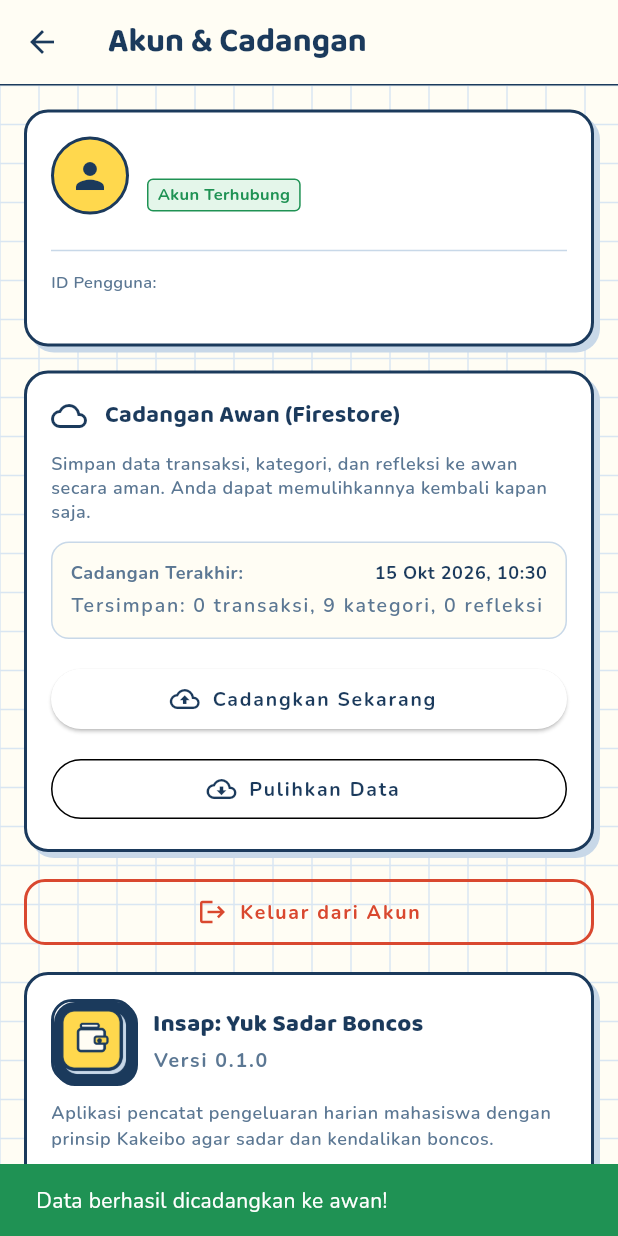
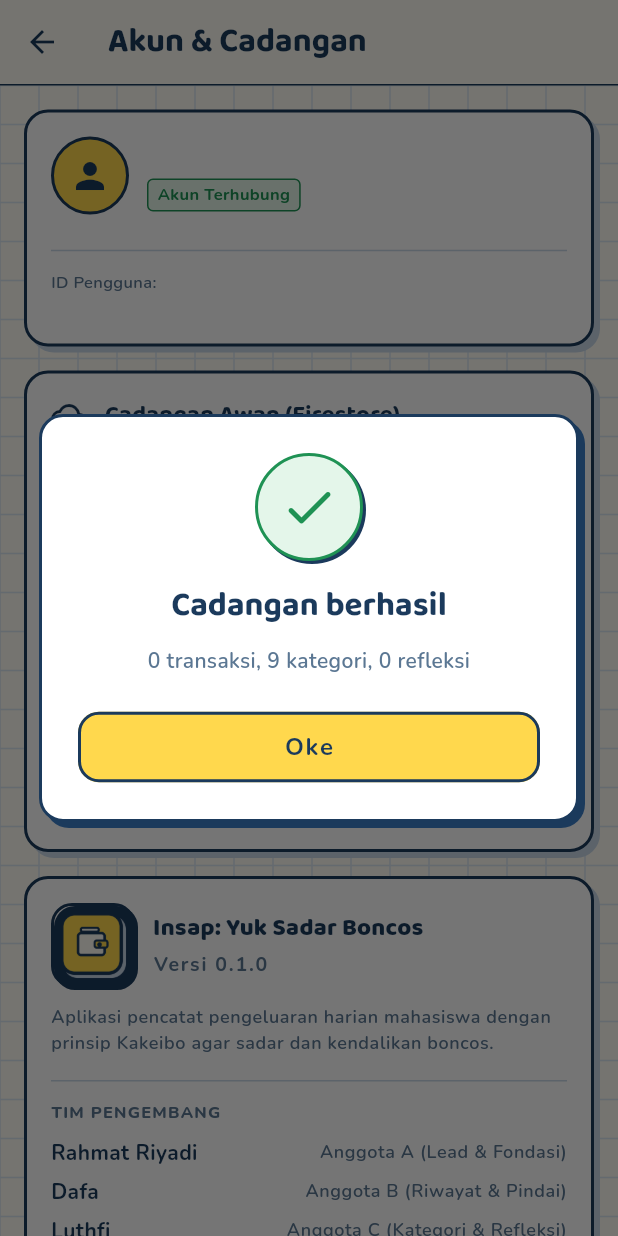
Before and after one commit to riyadiambis/Insap-App-Flutter, a Flutter app: the HalamanAkun screen opened directly with empty values, after a tap on "Cadangkan Sekarang", on a phone screen of 412 x 824 dp. Run offline on Flutter 3.47's test engine with Material 3 defaults, Android fonts, the phone set to English and light mode, and no system bars; our stand-ins replace cloud_firestore, equatable, firebase_auth, firebase_core, flutter_bloc, get_it and 3 more; accounts and stored records are empty.

Commit message:
feat(issue-21): popup sukses beranimasi dan tombol keluar di bawah

```diff
--- /dev/null
+++ b/lib/core/widgets/dialog_sukses.dart
@@ -0,0 +1,152 @@
+import 'package:flutter/material.dart';
+
+import '../theme.dart';
+
+/// Dialog popup yang menampilkan umpan balik sukses dengan animasi centang
+/// yang membesar dan memudar masuk (400-600 ms).
+class DialogSukses extends StatelessWidget {
+  final String judul;
+  final String ringkasan;
+
+  const DialogSukses({
+    super.key,
+    required this.judul,
+    required this.ringkasan,
+  });
+
+  @override
+  Widget build(BuildContext context) {
+    return Dialog(
+      key: const Key('dialog_sukses'),
+      backgroundColor: Colors.transparent,
+      elevation: 0,
+      insetPadding: const EdgeInsets.symmetric(horizontal: AppSpacing.besar),
+      child: Container(
+        constraints: const BoxConstraints(maxWidth: 360),
+        padding: const EdgeInsets.all(AppSpacing.lebihBesar),
+        decoration: BoxDecoration(
+          color: AppColors.kartu,
+          borderRadius: BorderRadius.circular(AppSizes.radiusKartu),
+          border: Border.all(
+            color: AppColors.ink,
+            width: AppSizes.border,
+          ),
+          boxShadow: const [
+            BoxShadow(
+              color: AppColors.ink,
+              offset: Offset(4, 4),
+              blurRadius: 0,
+            ),
+          ],
+        ),
+        child: Column(
+          mainAxisSize: MainAxisSize.min,
+          children: [
+            TweenAnimationBuilder<double>(
+              duration: const Duration(milliseconds: 500),
+              curve: Curves.easeOutBack,
+              tween: Tween<double>(begin: 0.0, end: 1.0),
+              builder: (context, value, child) {
+                return Transform.scale(
+                  scale: value,
+                  child: Opacity(
+                    opacity: value.clamp(0.0, 1.0),
+                    child: child,
+                  ),
+                );
+              },
+              child: Container(
+                width: 72,
+                height: 72,
+                decoration: BoxDecoration(
+                  color: AppColors.benarLatar,
+                  shape: BoxShape.circle,
+                  border: Border.all(
+                    color: AppColors.benar,
+                    width: AppSizes.border,
+                  ),
+                  boxShadow: const [
+                    BoxShadow(
+                      color: AppColors.ink,
+                      offset: Offset(2, 2),
+                      blurRadius: 0,
+                    ),
+                  ],
+                ),
+                child: const Icon(
+                  Icons.check_rounded,
+                  color: AppColors.benar,
+                  size: 40,
+                ),
+              ),
+            ),
+            const SizedBox(height: AppSpacing.besar),
+            Text(
+              judul,
+              textAlign: TextAlign.center,
+              style: Theme.of(context).textTheme.titleLarge?.copyWith(
+                    fontWeight: FontWeight.w700,
+                    color: AppColors.ink,
+                  ),
+            ),
+            const SizedBox(height: AppSpacing.sedang),
+            Text(
+              ringkasan,
+              textAlign: TextAlign.center,
+              style: Theme.of(context).textTheme.bodyMedium?.copyWith(
+                    color: AppColors.inkSoft,
+                    fontWeight: FontWeight.w600,
+                  ),
+            ),
+            const SizedBox(height: AppSpacing.lebihBesar),
+            SizedBox(
+              width: double.infinity,
+              child: ElevatedButton(
+                key: const Key('tombol_dialog_sukses_oke'),
+                onPressed: () => Navigator.of(context).pop(),
+                style: ElevatedButton.styleFrom(
+                  backgroundColor: AppColors.stabilo,
+                  foregroundColor: AppColors.ink,
+                  elevation: 0,
+                  padding: const EdgeInsets.symmetric(
+                    vertical: AppSpacing.sedang,
+                  ),
+                  side: const BorderSide(
+                    color: AppColors.ink,
+                    width: AppSizes.border,
+                  ),
+                  shape: RoundedRectangleBorder(
+                    borderRadius: BorderRadius.circular(AppSizes.radiusTombol),
+                  ),
+                ),
+                child: const Text(
+                  'Oke',
+                  style: TextStyle(
+                    fontWeight: FontWeight.w700,
+                    fontSize: 16,
+                  ),
+                ),
+              ),
+            ),
+          ],
+        ),
+      ),
+    );
+  }
+}
+
+/// Menampilkan [DialogSukses] dengan [judul] dan [ringkasan].
+Future<T?> tampilkanDialogSukses<T>(
+  BuildContext context,
+  String judul,
+  String ringkasan,
+) {
+  return showDialog<T>(
+    context: context,
+    barrierDismissible: true,
+    builder: (dialogContext) => DialogSukses(
+      judul: judul,
+      ringkasan: ringkasan,
+    ),
+  );
+}
--- a/lib/features/akun/presentation/cubit/cadangan_cubit.dart
+++ b/lib/features/akun/presentation/cubit/cadangan_cubit.dart
@@ -36,7 +36,8 @@ class CadanganCubit extends Cubit<CadanganState> {
     emit(const CadanganMemuat('Sedang mencadangkan data ke awan...'));
     try {
       await cadanganRepository.cadangkanData(uid);
-      emit(const CadanganSukses('Data berhasil dicadangkan ke awan!'));
+      final info = await cadanganRepository.ambilCadanganTerakhir(uid);
+      emit(CadanganSukses('Data berhasil dicadangkan ke awan!', info: info));
     } catch (e) {
       emit(CadanganGalat(e.toString().replaceAll('Exception: ', '')));
     }
--- a/lib/features/akun/presentation/cubit/cadangan_state.dart
+++ b/lib/features/akun/presentation/cubit/cadangan_state.dart
@@ -15,7 +15,8 @@ class CadanganMemuat extends CadanganState {
 
 class CadanganSukses extends CadanganState {
   final String pesan;
-  const CadanganSukses(this.pesan);
+  final CadanganInfo? info;
+  const CadanganSukses(this.pesan, {this.info});
 }
 
 class CadanganPulihSukses extends CadanganState {
--- a/lib/features/akun/presentation/pages/halaman_akun.dart
+++ b/lib/features/akun/presentation/pages/halaman_akun.dart
@@ -5,6 +5,7 @@ import '../../../../core/di/injection_container.dart';
 import '../../../../core/paper_background.dart';
 import '../../../../core/theme.dart';
 import '../../../../core/widgets/avatar_profil.dart';
+import '../../../../core/widgets/dialog_sukses.dart';
 import '../../../../core/widgets/kartu_tentang_aplikasi.dart';
 import '../../../beranda/presentation/cubit/beranda_cubit.dart';
 import '../../../transaksi/presentation/riwayat/cubit/riwayat_cubit.dart';
@@ -16,10 +17,19 @@ import '../cubit/akun_state.dart';
 import '../cubit/cadangan_cubit.dart';
 import '../cubit/cadangan_state.dart';
 
-class HalamanAkun extends StatelessWidget {
+class HalamanAkun extends StatefulWidget {
   final PenggunaEntity pengguna;
 
   const HalamanAkun({super.key, required this.pengguna});
+
+  @override
+  State<HalamanAkun> createState() => _HalamanAkunState();
+}
+
+class _HalamanAkunState extends State<HalamanAkun> {
+  CadanganInfo? _infoTerakhir;
+
+  PenggunaEntity get pengguna => widget.pengguna;
 
   static const List<String> _namaBulanSingkat = [
     'Jan',
@@ -360,24 +370,30 @@ class HalamanAkun extends StatelessWidget {
         body: BlocListener<CadanganCubit, CadanganState>(
           listener: (context, state) {
             if (state is CadanganSukses) {
-              ScaffoldMessenger.of(context).showSnackBar(
-                SnackBar(
-                  content: Text(state.pesan),
-                  backgroundColor: AppColors.benar,
-                ),
+              final info = state.info ?? _infoTerakhir;
+              final ringkasan = info != null
+                  ? '${info.jumlahTransaksi} transaksi, ${info.jumlahKategori} kategori, ${info.jumlahRefleksi} refleksi'
+                  : state.pesan;
+              tampilkanDialogSukses(
+                context,
+                'Cadangan berhasil',
+                ringkasan,
               );
             } else if (state is CadanganPulihSukses) {
-              ScaffoldMessenger.of(context).showSnackBar(
-                SnackBar(
-                  content: Text(
-                    'Data berhasil dipulihkan dari awan (${state.info.jumlahTransaksi} transaksi)!',
-                  ),
-                  backgroundColor: AppColors.benar,
-                ),
+              final ringkasan =
+                  '${state.info.jumlahTransaksi} transaksi, ${state.info.jumlahKategori} kategori, ${state.info.jumlahRefleksi} refleksi';
+              tampilkanDialogSukses(
+                context,
+                'Data berhasil dipulihkan',
+                ringkasan,
               );
               // Muat ulang KEDUANYA sesuai aturan ISSUE-16 dan ISSUE-14
-              context.read<BerandaCubit>().muatRingkasan();
-              context.read<RiwayatCubit>().muatRiwayat();
+              try {
+                context.read<BerandaCubit>().muatRingkasan();
+              } catch (_) {}
+              try {
+                context.read<RiwayatCubit>().muatRiwayat();
+              } catch (_) {}
             } else if (state is CadanganGalat) {
               ScaffoldMessenger.of(context).showSnackBar(
                 SnackBar(
@@ -543,6 +559,9 @@ class HalamanAkun extends StatelessWidget {
                                   .pantauCadanganTerakhir(pengguna.uid),
                               builder: (context, snapshot) {
                                 final info = snapshot.data;
+                                if (info != null) {
+                                  _infoTerakhir = info;
+                                }
                                 final waktuStr =
                                     info?.waktuCadanganTerakhir != null
                                     ? _formatWaktu(info!.waktuCadanganTerakhir!)
@@ -741,11 +760,16 @@ class HalamanAkun extends StatelessWidget {
                       ),
                       const SizedBox(height: AppSpacing.besar),
 
-                      // Tombol Keluar
+                      // Kartu Informasi Aplikasi & Tim Pengembang (ISSUE-20)
+                      const KartuTentangAplikasi(),
+                      const SizedBox(height: AppSpacing.besar),
+
+                      // Tombol Keluar (Paling Bawah)
                       BlocBuilder<AkunCubit, AkunState>(
                         builder: (context, state) {
                           final sedangMemuat = state is AkunMemuat;
                           return OutlinedButton.icon(
+                            key: const Key('tombol_keluar'),
                             onPressed: sedangMemuat
                                 ? null
                                 : () => _konfirmasiKeluar(context),
@@ -780,10 +804,6 @@ class HalamanAkun extends StatelessWidget {
                           );
                         },
                       ),
-                      const SizedBox(height: AppSpacing.besar),
-
-                      // Kartu Informasi Aplikasi & Tim Pengembang (ISSUE-20)
-                      const KartuTentangAplikasi(),
                     ],
                   ),
                 ),
```
Also changed, not shown: 2 other files.
